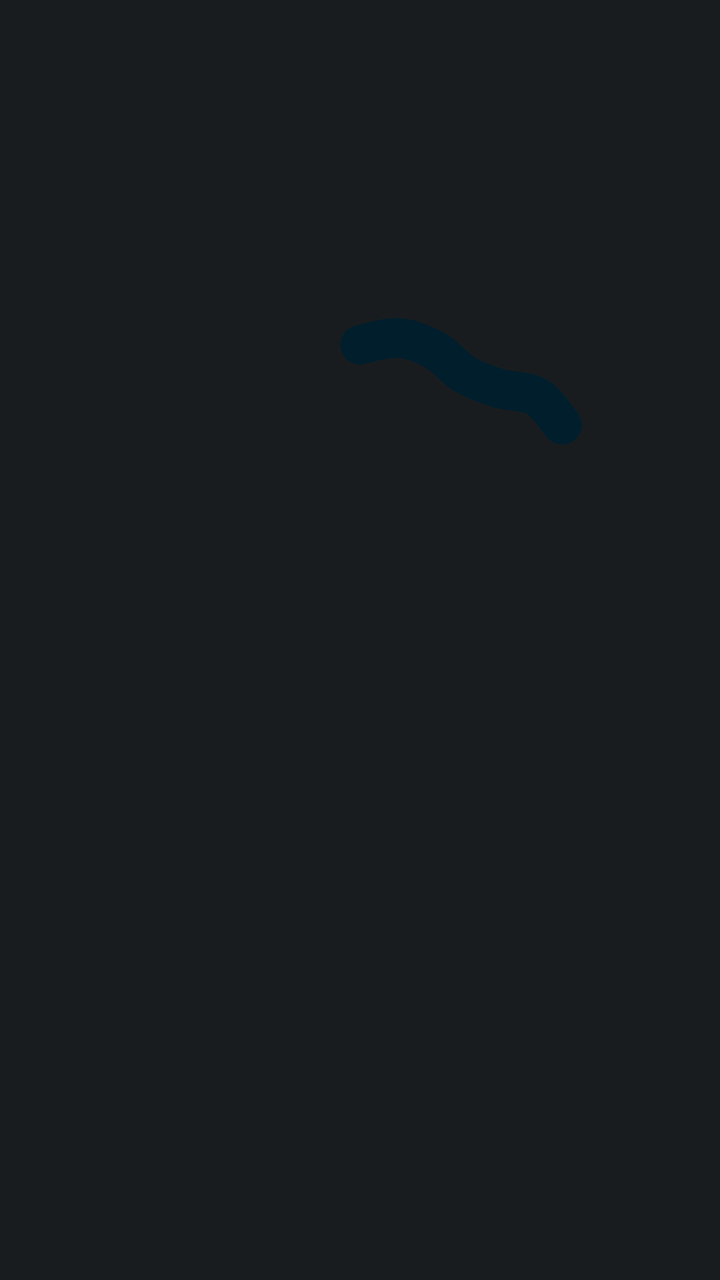
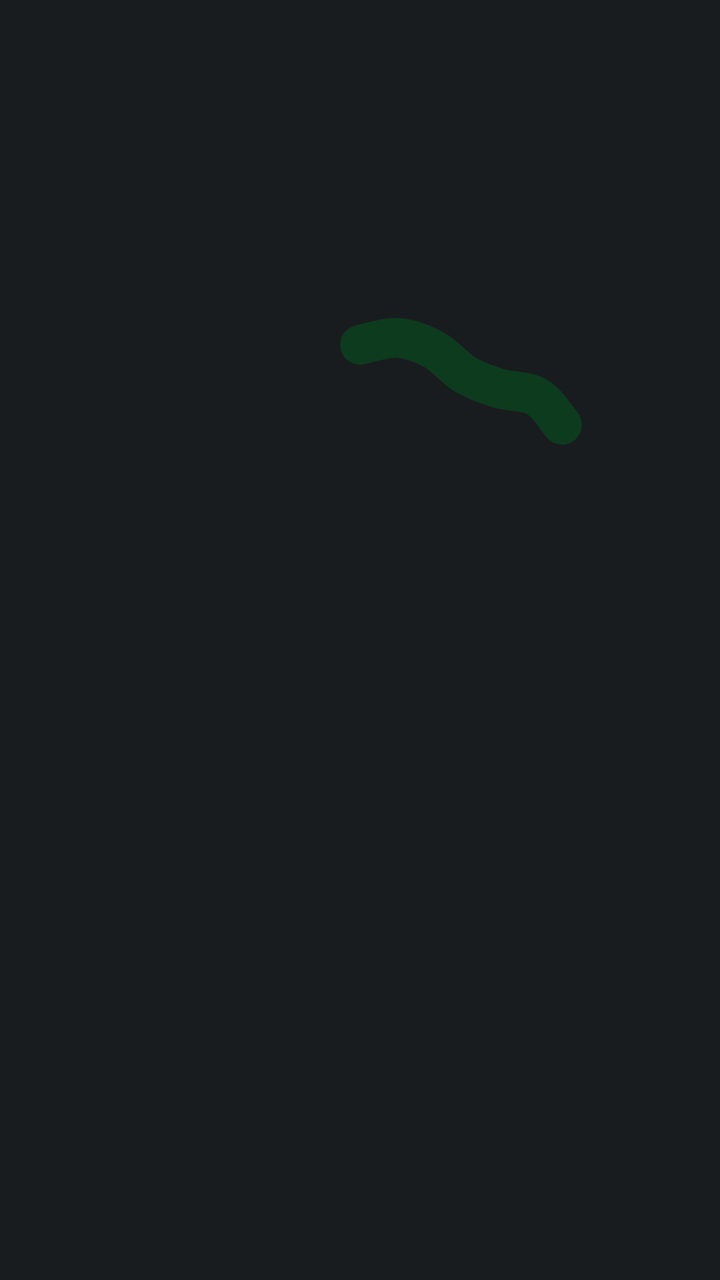

The first picture is an Android layout as it rendered before a commit; the second is the same layout after the commit. The layout source and the unified diff follow.
<!-- AndroidManifest.xml: application theme AppTheme -->
<!-- res/layout/wave_12.xml -->
<?xml version="1.0" encoding="utf-8"?>
<ProgressBar xmlns:android="http://schemas.android.com/apk/res/android"
    android:id="@+id/wave"
    android:layout_width="120dp"
    android:layout_height="120dp"
    android:layout_gravity="center"
    android:indeterminate="true"
    android:indeterminateBehavior="repeat"
    android:indeterminateDuration="1600"
    android:indeterminateDrawable="@drawable/charge_wave_12"
    android:indeterminateTint="@color/g_on_primary_c"
    android:indeterminateTintMode="src_in" />
<!-- resources referenced by this layout -->
<resources>
  <color name="g_on_primary_c">@android:color/system_accent1_900</color>
  <!-- drawable charge_wave_12: vector/xml drawable (drawable, 17139 chars, omitted) -->
  <style name="AppTheme" parent="@android:style/Theme.DeviceDefault.NoActionBar">
          <item name="android:windowBackground">@color/ui_bg</item>
          <item name="android:statusBarColor">@android:color/transparent</item>
          <item name="android:navigationBarColor">@android:color/transparent</item>
          <item name="android:windowLightStatusBar">false</item>
          <item name="android:windowLightNavigationBar">false</item>
      </style>
  <color name="ui_bg">@android:color/system_neutral1_900</color>
</resources>

<!-- the commit's change to res/layout/wave_12.xml (unified diff, before → after) -->
@@ -8,5 +8,5 @@
     android:indeterminateBehavior="repeat"
     android:indeterminateDuration="1600"
     android:indeterminateDrawable="@drawable/charge_wave_12"
-    android:indeterminateTint="@color/g_on_primary_c"
+    android:indeterminateTint="@color/g_on_charge"
     android:indeterminateTintMode="src_in" />
<!-- resource entries referenced after the edit -->
@@ -1,6 +1,6 @@
 <!-- resources referenced by this layout -->
 <resources>
-  <color name="g_on_primary_c">@android:color/system_accent1_900</color>
+  <color name="g_on_charge">#FF0C3B1E</color>
   <!-- drawable charge_wave_12: vector/xml drawable (drawable, 17139 chars, omitted) -->
   <style name="AppTheme" parent="@android:style/Theme.DeviceDefault.NoActionBar">
           <item name="android:windowBackground">@color/ui_bg</item>
